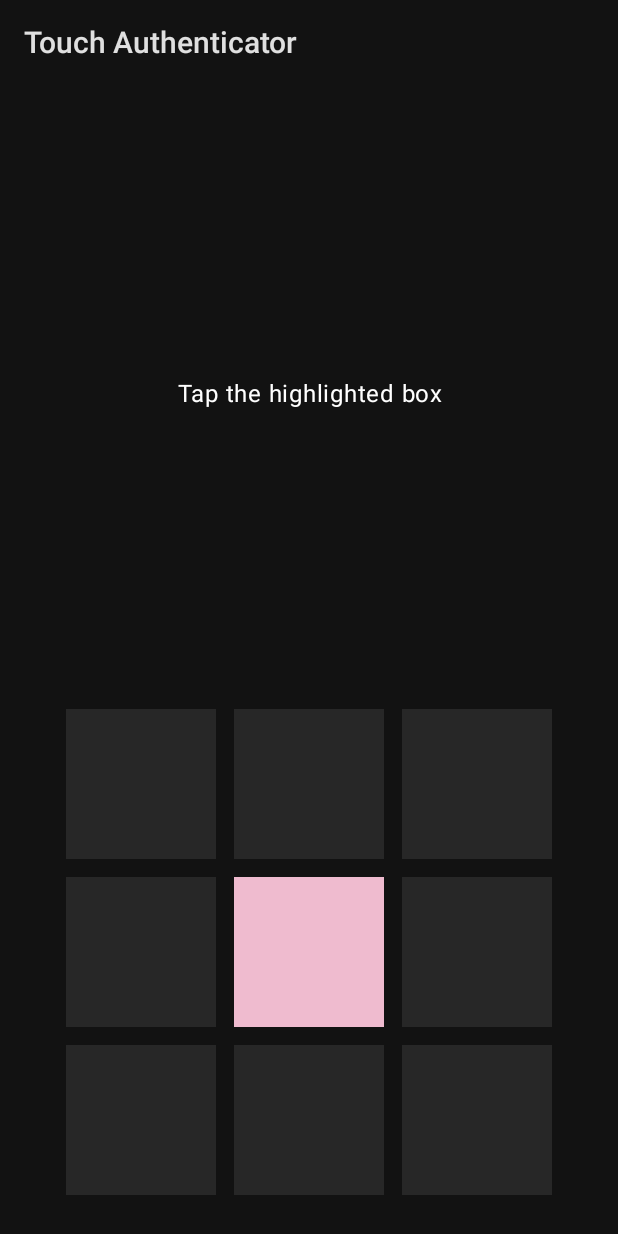
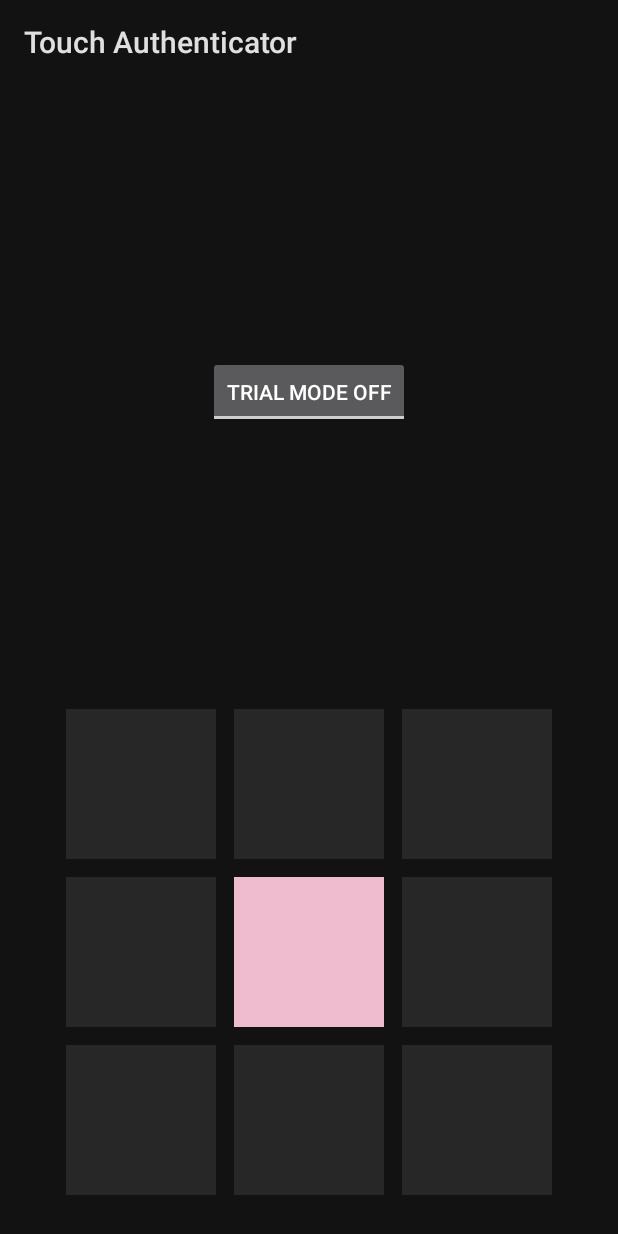
Before and after one commit to MaxOng99/IP, an Android app: the screen it shows after launch (EnrolmentActivity), on a phone screen of 412 x 824 dp. Run offline under Robolectric (Android 15) with nearby library versions, the phone set to English and light mode, and no system bars.

Commit message:
add UI to switch between trial mode and official mode

```diff
--- a/android-frontend/app/src/main/res/layout/activity_enrolment.xml
+++ b/android-frontend/app/src/main/res/layout/activity_enrolment.xml
@@ -3,22 +3,11 @@
 <androidx.constraintlayout.widget.ConstraintLayout
     xmlns:android="http://schemas.android.com/apk/res/android"
     xmlns:app="http://schemas.android.com/apk/res-auto"
+    xmlns:tools="http://schemas.android.com/tools"
     android:id="@+id/rootLayout"
     android:layout_height="match_parent"
     android:layout_width="match_parent"
     android:background="@color/activityBgColor">
-
-    <androidx.appcompat.widget.AppCompatTextView
-        android:id="@+id/appCompatTextView"
-        android:layout_width="match_parent"
-        android:layout_height="wrap_content"
-        android:gravity="center_horizontal"
-        android:text="Tap the highlighted box"
-        android:textAppearance="?attr/textAppearanceBody1"
-        app:layout_constraintBottom_toTopOf="@id/gridLayout"
-        app:layout_constraintEnd_toEndOf="parent"
-        app:layout_constraintStart_toStartOf="parent"
-        app:layout_constraintTop_toTopOf="parent" />
 
     <androidx.gridlayout.widget.GridLayout
         android:id="@+id/gridLayout"
@@ -137,6 +126,16 @@
 
     </androidx.gridlayout.widget.GridLayout>
 
+    <ToggleButton
+        android:id="@+id/toggleButton"
+        android:layout_width="wrap_content"
+        android:layout_height="wrap_content"
+        android:textOff="Trial Mode Off"
+        android:textOn="Trial Mode On"
+        app:layout_constraintBottom_toTopOf="@+id/gridLayout"
+        app:layout_constraintEnd_toEndOf="parent"
+        app:layout_constraintStart_toStartOf="parent"
+        app:layout_constraintTop_toTopOf="parent" />
 
 
 </androidx.constraintlayout.widget.ConstraintLayout>
```
